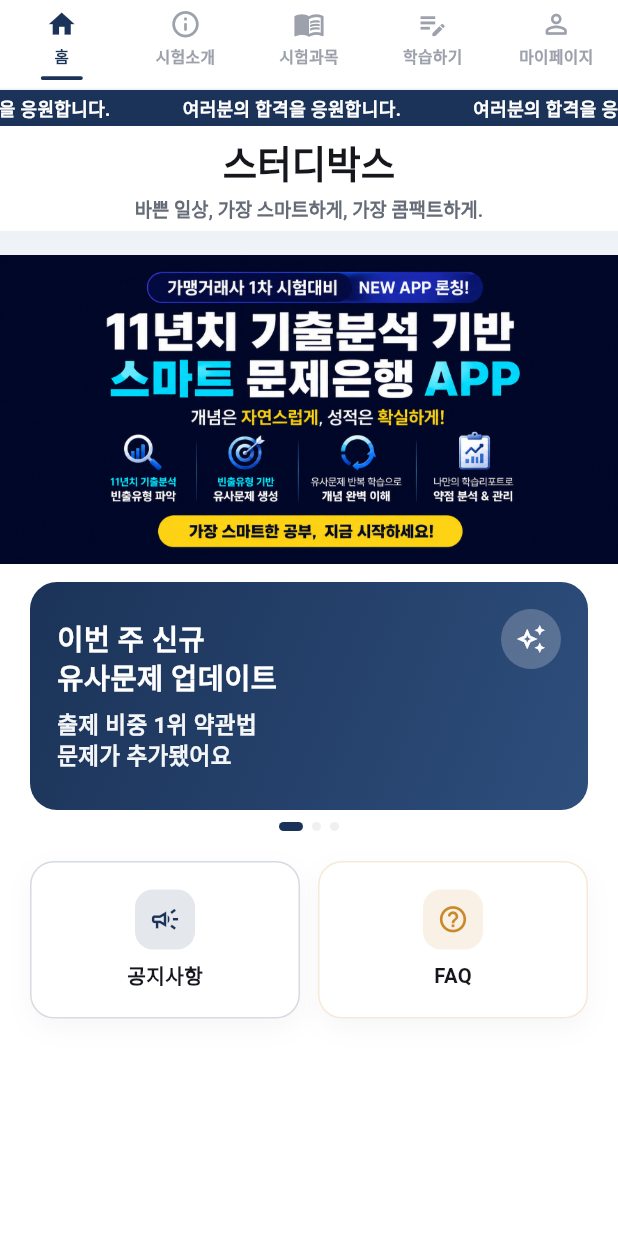
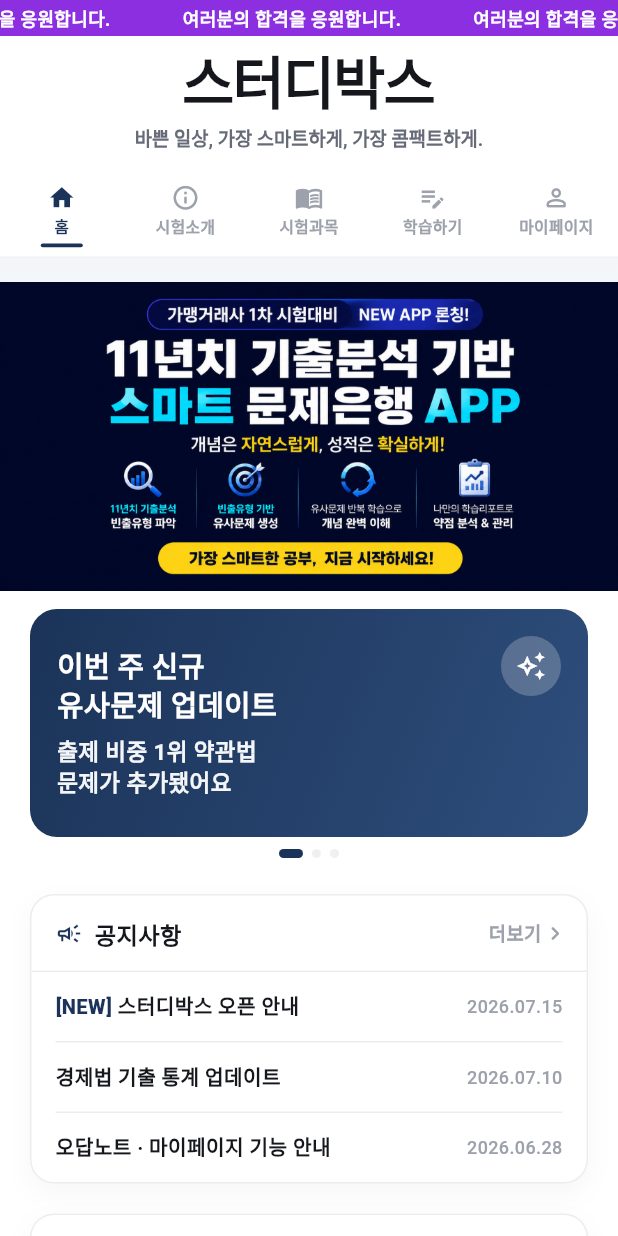
Before and after one commit to chj927il-arch/gamyeong-exam, a Flutter app: the RootScreen screen opened directly, on a phone screen of 412 x 824 dp. Run offline on Flutter 3.47's test engine with Material 3 defaults, Android fonts, the phone set to English and light mode, and no system bars; our stand-ins replace google_fonts.

Commit message:
Fix nav position, board-style notices/FAQ, vivid title
- Top nav bar now sits directly above the banner, below title/marquee
- Encourage marquee bar switched to a vivid purple
- Home's 공지사항/FAQ shortcuts rebuilt as bulletin-board row lists
  (notices first, then FAQ), backed by shared data/board_data.dart
- '스터디박스' home title enlarged into a bold display wordmark

```diff
--- /dev/null
+++ b/app/lib/data/board_data.dart
@@ -0,0 +1,51 @@
+class NoticeItem {
+  final String date;
+  final String title;
+  final String body;
+  final bool isNew;
+  const NoticeItem({required this.date, required this.title, required this.body, this.isNew = false});
+}
+
+const notices = [
+  NoticeItem(
+    date: '2026.07.15',
+    title: '스터디박스 오픈 안내',
+    body: '가맹거래사 1차 시험 대비를 위한 스터디박스 서비스를 시작했습니다. 과목별 기출 통계를 기반으로 한 유사문제로 학습해보세요.',
+    isNew: true,
+  ),
+  NoticeItem(
+    date: '2026.07.10',
+    title: '경제법 기출 통계 업데이트',
+    body: '최근 11개년(제15회~제24회) 기출 440문항을 재분석하여 출제비중 통계를 갱신했습니다.',
+  ),
+  NoticeItem(
+    date: '2026.06.28',
+    title: '오답노트 · 마이페이지 기능 안내',
+    body: '틀린 문제를 자동으로 모아보는 오답노트와, 학습 현황을 한눈에 볼 수 있는 마이페이지가 추가되었습니다.',
+  ),
+];
+
+class FaqItem {
+  final String question;
+  final String answer;
+  const FaqItem({required this.question, required this.answer});
+}
+
+const faqs = [
+  FaqItem(
+    question: '유사문제는 어떤 기준으로 만들어지나요?',
+    answer: '최근 11개년(제15회~제24회) 기출 440문항을 직접 분석해 출제비중이 높은 챕터부터 순서대로 유사문제를 구성했습니다.',
+  ),
+  FaqItem(
+    question: '오답노트는 어떻게 이용하나요?',
+    answer: '문제를 틀리면 자동으로 오답노트에 담깁니다. 마이페이지 > 오답노트에서 언제든 다시 풀어보고, 필요 없으면 목록에서 삭제할 수 있습니다.',
+  ),
+  FaqItem(
+    question: '학습 기록이 저장되나요?',
+    answer: '현재 버전은 데모용으로, 학습 기록은 앱을 새로고침하면 초기화됩니다. 정식 버전에서는 계정별로 기록이 저장될 예정입니다.',
+  ),
+  FaqItem(
+    question: '비밀번호를 잊어버렸어요.',
+    answer: '로그인 화면의 \'아이디/비밀번호 찾기\' 메뉴를 이용해주세요.',
+  ),
+];
--- a/app/lib/screens/faq_screen.dart
+++ b/app/lib/screens/faq_screen.dart
@@ -1,30 +1,6 @@
 import 'package:flutter/material.dart';
+import '../data/board_data.dart';
 import '../theme/app_theme.dart';
-
-class _Faq {
-  final String question;
-  final String answer;
-  const _Faq({required this.question, required this.answer});
-}
-
-const _faqs = [
-  _Faq(
-    question: '유사문제는 어떤 기준으로 만들어지나요?',
-    answer: '최근 11개년(제15회~제24회) 기출 440문항을 직접 분석해 출제비중이 높은 챕터부터 순서대로 유사문제를 구성했습니다.',
-  ),
-  _Faq(
-    question: '오답노트는 어떻게 이용하나요?',
-    answer: '문제를 틀리면 자동으로 오답노트에 담깁니다. 마이페이지 > 오답노트에서 언제든 다시 풀어보고, 필요 없으면 목록에서 삭제할 수 있습니다.',
-  ),
-  _Faq(
-    question: '학습 기록이 저장되나요?',
-    answer: '현재 버전은 데모용으로, 학습 기록은 앱을 새로고침하면 초기화됩니다. 정식 버전에서는 계정별로 기록이 저장될 예정입니다.',
-  ),
-  _Faq(
-    question: '비밀번호를 잊어버렸어요.',
-    answer: '로그인 화면의 \'아이디/비밀번호 찾기\' 메뉴를 이용해주세요.',
-  ),
-];
 
 /// FAQ — 자주 묻는 질문 (모의 데이터).
 class FaqScreen extends StatelessWidget {
@@ -36,10 +12,10 @@
       appBar: AppBar(title: const Text('자주 묻는 질문'), centerTitle: false),
       body: ListView.separated(
         padding: const EdgeInsets.fromLTRB(20, 16, 20, 24),
-        itemCount: _faqs.length,
+        itemCount: faqs.length,
         separatorBuilder: (context, index) => const SizedBox(height: 10),
         itemBuilder: (context, index) {
-          final faq = _faqs[index];
+          final faq = faqs[index];
           return Theme(
             data: Theme.of(context).copyWith(dividerColor: Colors.transparent),
             child: Container(
--- a/app/lib/screens/home_screen.dart
+++ b/app/lib/screens/home_screen.dart
@@ -1,4 +1,5 @@
 import 'package:flutter/material.dart';
+import '../data/board_data.dart';
 import '../theme/app_theme.dart';
 import '../widgets/launch_banner.dart';
 import '../widgets/rolling_banner.dart';
@@ -19,10 +20,32 @@
         Padding(
           padding: const EdgeInsets.symmetric(horizontal: 20),
           child: Column(
-            children: const [
-              RollingBanner(),
-              SizedBox(height: 20),
-              _QuickMenuRow(),
+            children: [
+              const RollingBanner(),
+              const SizedBox(height: 24),
+              _BoardSection(
+                title: '공지사항',
+                icon: Icons.campaign_outlined,
+                onMore: () => Navigator.of(context).push(MaterialPageRoute(builder: (_) => const NoticeScreen())),
+                rows: notices
+                    .take(3)
+                    .map((n) => _BoardRow(
+                          leading: n.isNew ? '[NEW] ' : null,
+                          title: n.title,
+                          trailing: n.date,
+                        ))
+                    .toList(),
+              ),
+              const SizedBox(height: 20),
+              _BoardSection(
+                title: '자주 묻는 질문',
+                icon: Icons.help_outline_rounded,
+                onMore: () => Navigator.of(context).push(MaterialPageRoute(builder: (_) => const FaqScreen())),
+                rows: faqs
+                    .take(3)
+                    .map((f) => _BoardRow(leading: 'Q. ', title: f.question))
+                    .toList(),
+              ),
             ],
           ),
         ),
@@ -31,41 +54,19 @@
   }
 }
 
-class _QuickMenuRow extends StatelessWidget {
-  const _QuickMenuRow();
-
-  @override
-  Widget build(BuildContext context) {
-    return Row(
-      children: [
-        Expanded(
-          child: _QuickMenuCard(
-            icon: Icons.campaign_outlined,
-            label: '공지사항',
-            color: AppColors.primary,
-            onTap: () => Navigator.of(context).push(MaterialPageRoute(builder: (_) => const NoticeScreen())),
-          ),
-        ),
-        const SizedBox(width: 12),
-        Expanded(
-          child: _QuickMenuCard(
-            icon: Icons.help_outline_rounded,
-            label: 'FAQ',
-            color: AppColors.accentGold,
-            onTap: () => Navigator.of(context).push(MaterialPageRoute(builder: (_) => const FaqScreen())),
-          ),
-        ),
-      ],
-    );
-  }
+class _BoardRow {
+  final String? leading;
+  final String title;
+  final String? trailing;
+  const _BoardRow({this.leading, required this.title, this.trailing});
 }
 
-class _QuickMenuCard extends StatelessWidget {
+class _BoardSection extends StatelessWidget {
+  final String title;
   final IconData icon;
-  final String label;
-  final Color color;
-  final VoidCallback onTap;
-  const _QuickMenuCard({required this.icon, required this.label, required this.color, required this.onTap});
+  final VoidCallback onMore;
+  final List<_BoardRow> rows;
+  const _BoardSection({required this.title, required this.icon, required this.onMore, required this.rows});
 
   @override
   Widget build(BuildContext context) {
@@ -73,34 +74,78 @@
       decoration: BoxDecoration(
         color: Colors.white,
         borderRadius: BorderRadius.circular(16),
-        border: Border.all(color: color.withValues(alpha: 0.18)),
+        border: Border.all(color: AppColors.glassBorder),
         boxShadow: [
           BoxShadow(color: Colors.black.withValues(alpha: 0.035), blurRadius: 14, offset: const Offset(0, 6)),
         ],
       ),
-      child: Material(
-        color: Colors.transparent,
-        borderRadius: BorderRadius.circular(16),
-        clipBehavior: Clip.antiAlias,
-        child: InkWell(
-          onTap: onTap,
-          child: Padding(
-            padding: const EdgeInsets.symmetric(vertical: 18),
-            child: Column(
-              children: [
-                Container(
-                  width: 40,
-                  height: 40,
-                  alignment: Alignment.center,
-                  decoration: BoxDecoration(color: color.withValues(alpha: 0.12), borderRadius: BorderRadius.circular(12)),
-                  child: Icon(icon, size: 21, color: color),
+      child: Column(
+        children: [
+          Material(
+            color: Colors.transparent,
+            child: InkWell(
+              onTap: onMore,
+              borderRadius: const BorderRadius.vertical(top: Radius.circular(16)),
+              child: Padding(
+                padding: const EdgeInsets.fromLTRB(16, 14, 12, 14),
+                child: Row(
+                  children: [
+                    Icon(icon, size: 18, color: AppColors.primary),
+                    const SizedBox(width: 8),
+                    Expanded(
+                      child: Text(title, style: const TextStyle(fontSize: 15.5, fontWeight: FontWeight.w800, color: AppColors.textPrimary)),
+                    ),
+                    const Text('더보기', style: TextStyle(fontSize: 12.5, color: AppColors.textMuted, fontWeight: FontWeight.w600)),
+                    const Icon(Icons.chevron_right_rounded, size: 18, color: AppColors.textMuted),
+                  ],
                 ),
-                const SizedBox(height: 8),
-                Text(label, style: const TextStyle(fontSize: 13.5, fontWeight: FontWeight.w700, color: AppColors.textPrimary)),
-              ],
+              ),
             ),
           ),
-        ),
+          const Divider(height: 1),
+          ...List.generate(rows.length, (i) {
+            final row = rows[i];
+            return Column(
+              children: [
+                Material(
+                  color: Colors.transparent,
+                  child: InkWell(
+                    onTap: onMore,
+                    child: Padding(
+                      padding: const EdgeInsets.symmetric(horizontal: 16, vertical: 13),
+                      child: Row(
+                        children: [
+                          Expanded(
+                            child: Text.rich(
+                              TextSpan(
+                                children: [
+                                  if (row.leading != null)
+                                    TextSpan(
+                                      text: row.leading,
+                                      style: const TextStyle(color: AppColors.primary, fontWeight: FontWeight.w800),
+                                    ),
+                                  TextSpan(text: row.title),
+                                ],
+                              ),
+                              style: const TextStyle(fontSize: 13.5, fontWeight: FontWeight.w600, color: AppColors.textPrimary),
+                              maxLines: 1,
+                              overflow: TextOverflow.ellipsis,
+                            ),
+                          ),
+                          if (row.trailing != null) ...[
+                            const SizedBox(width: 10),
+                            Text(row.trailing!, style: const TextStyle(fontSize: 12, color: AppColors.textMuted, fontWeight: FontWeight.w500)),
+                          ],
+                        ],
+                      ),
+                    ),
+                  ),
+                ),
+                if (i != rows.length - 1) const Divider(height: 1, indent: 16, endIndent: 16),
+              ],
+            );
+          }),
+        ],
       ),
     );
   }
--- a/app/lib/screens/notice_screen.dart
+++ b/app/lib/screens/notice_screen.dart
@@ -1,33 +1,7 @@
 import 'package:flutter/material.dart';
+import '../data/board_data.dart';
 import '../theme/app_theme.dart';
 import '../widgets/glass_card.dart';
-
-class _Notice {
-  final String date;
-  final String title;
-  final String body;
-  final bool isNew;
-  const _Notice({required this.date, required this.title, required this.body, this.isNew = false});
-}
-
-const _notices = [
-  _Notice(
-    date: '2026.07.15',
-    title: '스터디박스 오픈 안내',
-    body: '가맹거래사 1차 시험 대비를 위한 스터디박스 서비스를 시작했습니다. 과목별 기출 통계를 기반으로 한 유사문제로 학습해보세요.',
-    isNew: true,
-  ),
-  _Notice(
-    date: '2026.07.10',
-    title: '경제법 기출 통계 업데이트',
-    body: '최근 11개년(제15회~제24회) 기출 440문항을 재분석하여 출제비중 통계를 갱신했습니다.',
-  ),
-  _Notice(
-    date: '2026.06.28',
-    title: '오답노트 · 마이페이지 기능 안내',
-    body: '틀린 문제를 자동으로 모아보는 오답노트와, 학습 현황을 한눈에 볼 수 있는 마이페이지가 추가되었습니다.',
-  ),
-];
 
 /// 공지사항 — 서비스 업데이트/안내 목록 (모의 데이터).
 class NoticeScreen extends StatelessWidget {
@@ -39,10 +13,10 @@
       appBar: AppBar(title: const Text('공지사항'), centerTitle: false),
       body: ListView.separated(
         padding: const EdgeInsets.fromLTRB(20, 16, 20, 24),
-        itemCount: _notices.length,
+        itemCount: notices.length,
         separatorBuilder: (context, index) => const SizedBox(height: 12),
         itemBuilder: (context, index) {
-          final n = _notices[index];
+          final n = notices[index];
           return GlassCard(
             child: Column(
               crossAxisAlignment: CrossAxisAlignment.start,
--- a/app/lib/screens/root_screen.dart
+++ b/app/lib/screens/root_screen.dart
@@ -9,7 +9,7 @@
 import 'study_screen.dart';
 
 const double _kEncourageBarHeight = 24;
-const double _kTopNavHeight = 60;
+const double _kTopNavHeight = 56;
 const int _kTabCount = 5;
 
 class _NavItem {
@@ -67,17 +67,16 @@
 
   @override
   Widget build(BuildContext context) {
-    final titleBarHeight = _tabIndex == 0 ? 70.0 : kToolbarHeight;
+    final titleBarHeight = _tabIndex == 0 ? 92.0 : kToolbarHeight;
 
     return Scaffold(
       appBar: PreferredSize(
-        preferredSize: Size.fromHeight(_kTopNavHeight + _kEncourageBarHeight + titleBarHeight),
+        preferredSize: Size.fromHeight(_kEncourageBarHeight + titleBarHeight),
         child: SafeArea(
           bottom: false,
           child: Column(
             mainAxisSize: MainAxisSize.min,
             children: [
-              _TopNavBar(selectedIndex: _tabIndex, onSelected: _onDestinationSelected),
               const _EncourageBar(),
               AppBar(
                 toolbarHeight: titleBarHeight,
@@ -85,8 +84,16 @@
                     ? const Column(
                         mainAxisSize: MainAxisSize.min,
                         children: [
-                          Text('스터디박스', style: TextStyle(fontWeight: FontWeight.w900, fontSize: 25)),
-                          SizedBox(height: 3),
+                          Text(
+                            '스터디박스',
+                            style: TextStyle(
+                              fontWeight: FontWeight.w900,
+                              fontSize: 38,
+                              letterSpacing: -1.4,
+                              height: 1.0,
+                            ),
+                          ),
+                          SizedBox(height: 5),
                           Text(
                             '바쁜 일상, 가장 스마트하게, 가장 콤팩트하게.',
                             style: TextStyle(fontWeight: FontWeight.w600, fontSize: 12.5, color: AppColors.textSecondary),
@@ -102,9 +109,16 @@
       ),
       body: AppBackground(
         child: SafeArea(
-          child: IndexedStack(
-            index: _tabIndex,
-            children: List.generate(_kTabCount, _buildTabNavigator),
+          child: Column(
+            children: [
+              _TopNavBar(selectedIndex: _tabIndex, onSelected: _onDestinationSelected),
+              Expanded(
+                child: IndexedStack(
+                  index: _tabIndex,
+                  children: List.generate(_kTabCount, _buildTabNavigator),
+                ),
+              ),
+            ],
           ),
         ),
       ),
@@ -112,7 +126,7 @@
   }
 }
 
-/// 상단 탭 메뉴 — 기존 하단 네비게이션을 상단 배너 위로 옮긴 형태.
+/// 상단 탭 메뉴 — 타이틀/응원바로 아래, 배너 바로 위에 고정된다.
 class _TopNavBar extends StatelessWidget {
   final int selectedIndex;
   final ValueChanged<int> onSelected;
@@ -139,8 +153,8 @@
                 child: Column(
                   mainAxisAlignment: MainAxisAlignment.center,
                   children: [
-                    Icon(selected ? item.selectedIcon : item.icon, size: 21, color: color),
-                    const SizedBox(height: 3),
+                    Icon(selected ? item.selectedIcon : item.icon, size: 19, color: color),
+                    const SizedBox(height: 2),
                     Text(
                       item.label,
                       style: TextStyle(
@@ -149,7 +163,7 @@
                         color: color,
                       ),
                     ),
-                    const SizedBox(height: 6),
+                    const SizedBox(height: 4),
                     Container(
                       height: 2.5,
                       width: 28,
@@ -178,7 +192,7 @@
     return Container(
       width: double.infinity,
       height: _kEncourageBarHeight,
-      color: AppColors.primary,
+      color: AppColors.accentPurple,
       child: const MarqueeText(
         text: '여러분의 합격을 응원합니다.',
         style: TextStyle(color: Colors.white, fontSize: 12, fontWeight: FontWeight.w700),
--- a/app/lib/theme/app_theme.dart
+++ b/app/lib/theme/app_theme.dart
@@ -15,6 +15,7 @@
   static const primaryDark = Color(0xFF102138); // 텍스트/아이콘용 짙은 네이비 (대비 확보)
   static const primarySoft = Color(0xFFE4EAF2); // 옅은 네이비 배경(탭/배지용)
   static const accentGold = Color(0xFFC98A2B); // 표지·배지용 포인트 골드(부분 강조 전용)
+  static const accentPurple = Color(0xFF8B2FE0); // 응원 문구 바 등 쨍한 포인트용 비비드 퍼플
   static const ink = Color(0xFF15171C); // 보조 강조용 잉크블랙
 
   // 카드 표면
```
